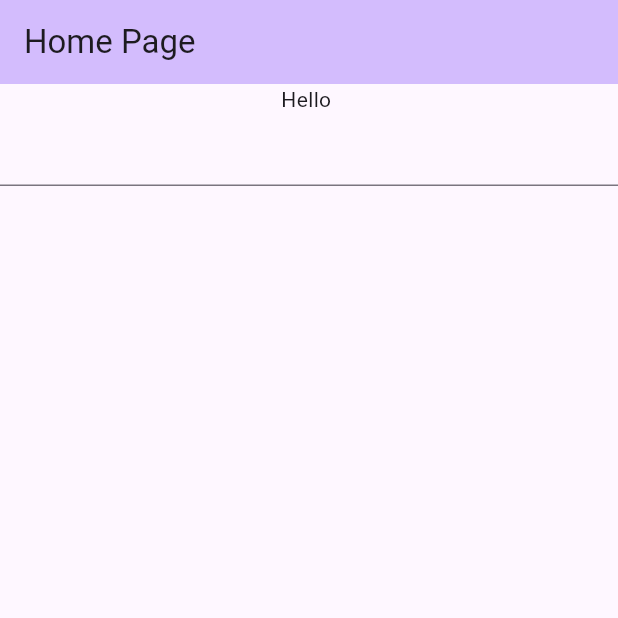
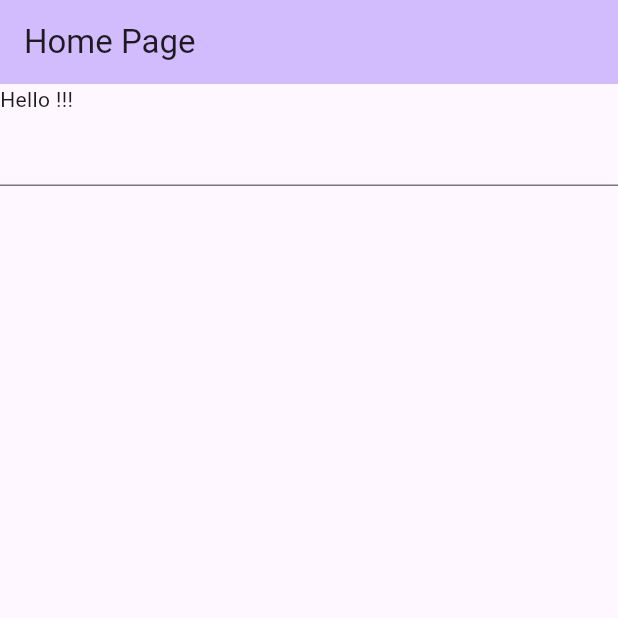
Before and after one commit to avd1729/Coffee-Masters-Flutter, a Flutter app: the screen it shows after launch, on a phone screen of 412 x 824 dp, the top half of it. Run offline on Flutter 3.47's test engine with Material 3 defaults, Android fonts, the phone set to English and light mode, and no system bars.

Commit message:
tool options

```diff
--- a/lib/main.dart
+++ b/lib/main.dart
@@ -47,7 +47,12 @@ class _GreetState extends State<Greet> {
   Widget build(BuildContext context) {
     return Column(
       children: [
-        Text("Hello $name"),
+        Row(
+          children: [
+            Text("Hello $name"),
+            const Text("!!!"),
+          ],
+        ),
         TextField(onChanged: (value) => setState(() {
           name = value;
         })),
```
